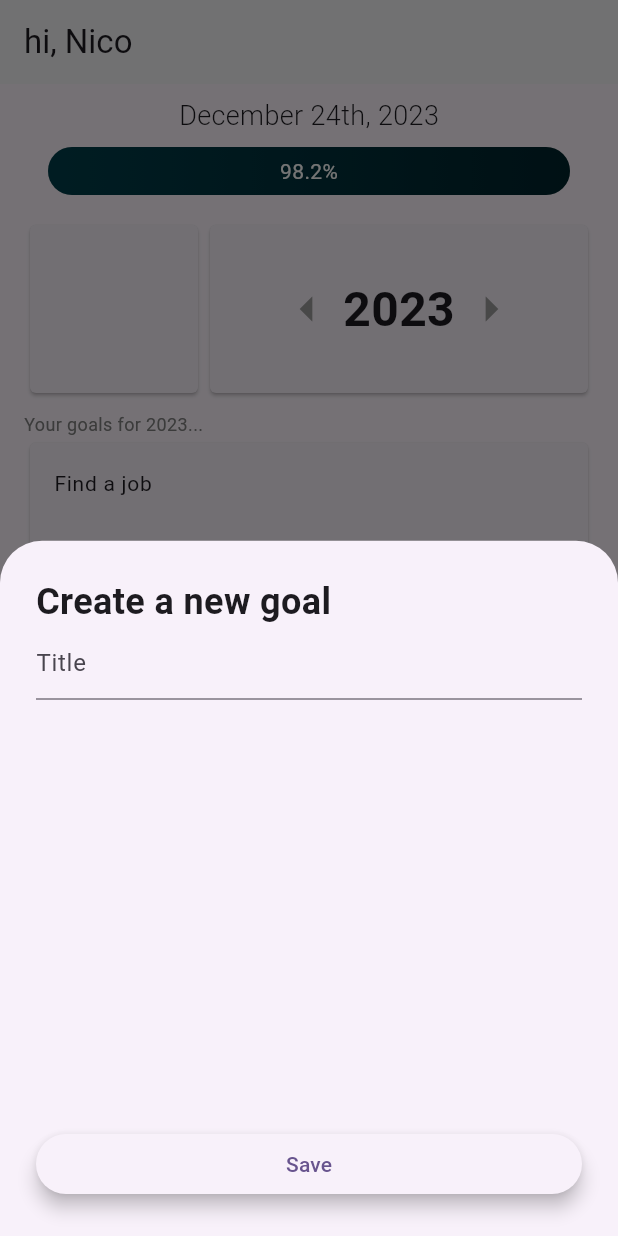
After one commit to nicoovillarr/trgtz, a Flutter app: the screen it shows after launch, after a tap on the "add" icon, on a phone screen of 412 x 824 dp. The commit adds this screen. Run offline on Flutter 3.47's test engine with Material 3 defaults, Android fonts, the phone set to English and light mode, and no system bars; our stand-ins replace flutter_redux, redux.

Commit message:
[#8] Implement modal to create new goals

```diff
--- a/mobile/lib/screens/home/home_screen.dart
+++ b/mobile/lib/screens/home/home_screen.dart
@@ -1,8 +1,10 @@
 import 'package:flutter/material.dart';
 import 'package:flutter_redux/flutter_redux.dart';
+import 'package:mobile/models/index.dart';
 import 'package:mobile/screens/home/widgets/index.dart';
 import 'package:mobile/store/index.dart';
 import 'package:mobile/utils.dart';
+import 'package:redux/redux.dart';
 
 class HomeScreen extends StatefulWidget {
   const HomeScreen({super.key});
@@ -17,6 +19,27 @@ class _HomeScreenState extends State<HomeScreen> {
     return Scaffold(
       appBar: _buildAppBar(),
       body: _buildBody(),
+      floatingActionButton: FloatingActionButton(
+        child: const Icon(Icons.add),
+        onPressed: () {
+          Future<String?> modal = showModalBottomSheet(
+            context: context,
+            builder: (_) => NewGoalModal(),
+          );
+          modal.then((s) {
+            if (s != null && s.isNotEmpty) {
+              ScaffoldMessenger.of(context).showSnackBar(SnackBar(
+                content: Text(s),
+                duration: const Duration(seconds: 2),
+              ));
+              Store<AppState> store = StoreProvider.of<AppState>(context);
+              int year = store.state.date.year;
+              store
+                  .dispatch(CreateGoalAction(goal: Goal(title: s, year: year)));
+            }
+          });
+        },
+      ),
     );
   }
 
--- a/mobile/lib/screens/home/widgets/index.dart
+++ b/mobile/lib/screens/home/widgets/index.dart
@@ -1,2 +1,3 @@
 export './progress_bar.dart';
 export './goals_list_view.dart';
+export './new_goal_modal.dart';
--- /dev/null
+++ b/mobile/lib/screens/home/widgets/new_goal_modal.dart
@@ -0,0 +1,57 @@
+import 'package:flutter/material.dart';
+
+final _formKey = GlobalKey<FormState>();
+
+// ignore: must_be_immutable
+class NewGoalModal extends StatelessWidget {
+  String? _title;
+
+  NewGoalModal({super.key});
+
+  @override
+  Widget build(BuildContext context) {
+    return Form(
+      key: _formKey,
+      child: Padding(
+        padding: const EdgeInsets.all(24.0),
+        child: Column(
+          crossAxisAlignment: CrossAxisAlignment.stretch,
+          children: [
+            const Text(
+              'Create a new goal',
+              style: TextStyle(
+                fontWeight: FontWeight.bold,
+                fontSize: 24,
+              ),
+            ),
+            TextFormField(
+              decoration: const InputDecoration(
+                hintText: 'Title',
+                contentPadding: EdgeInsets.zero,
+              ),
+              validator: (value) {
+                if (value == null || value.isEmpty) {
+                  _title = null;
+                  return 'Title cannot be empty.';
+                }
+                _title = value;
+                return null;
+              },
+            ),
+            Expanded(child: Container()),
+            ElevatedButton(
+              onPressed: () {
+                NavigatorState navigator = Navigator.of(context);
+                if (_formKey.currentState!.validate() && navigator.canPop()) {
+                  navigator.pop(_title);
+                }
+              },
+              style: ElevatedButton.styleFrom(elevation: 5),
+              child: const Text('Save'),
+            ),
+          ],
+        ),
+      ),
+    );
+  }
+}
--- a/mobile/lib/store/actions.dart
+++ b/mobile/lib/store/actions.dart
@@ -1,3 +1,4 @@
+import 'package:mobile/models/index.dart';
 import 'package:mobile/store/index.dart';
 
 abstract class ReducerActionBase {
@@ -16,3 +17,17 @@ class AddDateYearAction implements ReducerActionBase {
     return currentState.copyWith(date: newDate);
   }
 }
+
+class CreateGoalAction implements ReducerActionBase {
+  final Goal goal;
+
+  const CreateGoalAction({required this.goal});
+
+  @override
+  execute(AppState currentState) {
+    return currentState.copyWith(goals: [
+      ...currentState.goals,
+      goal,
+    ]);
+  }
+}
```
